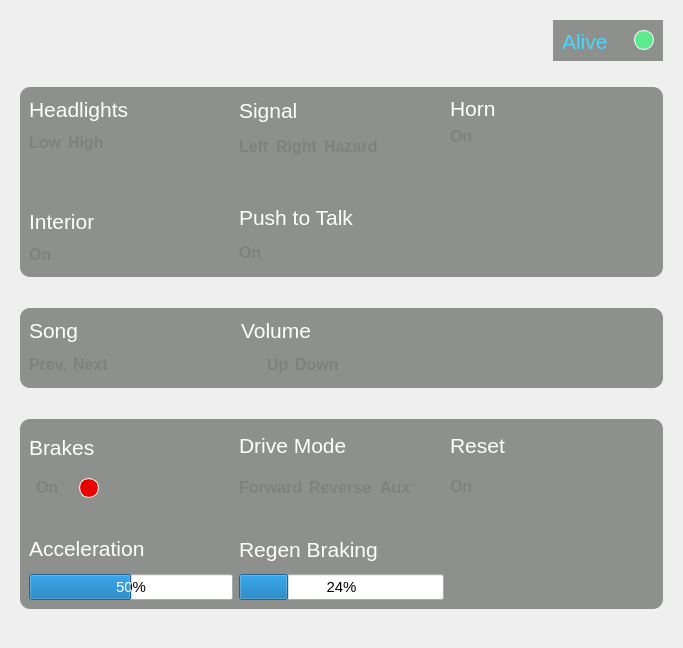
First picture: the form in src/ViewLayer/DebugDisplay/ControlPage/ControlUi/ControlUi.ui, repository UCSolarCarTeam/Epsilon-Dashboard, before the edit.
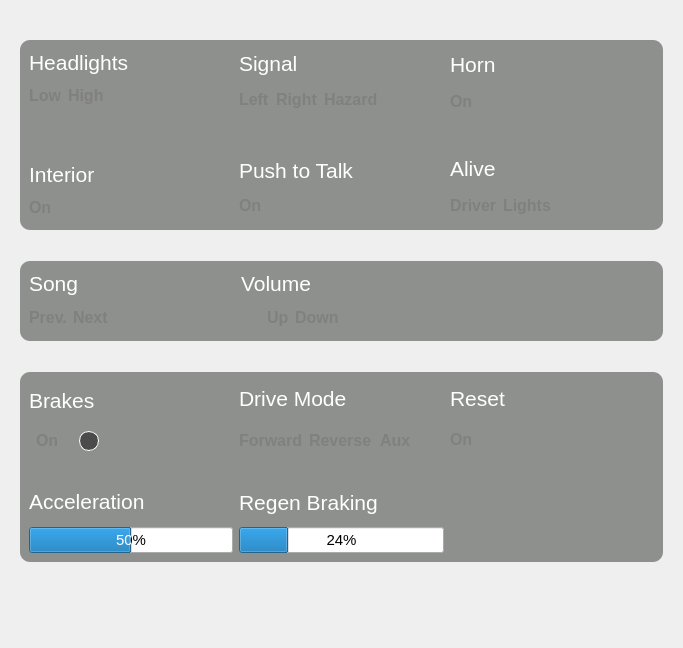
Second picture: the form after the edit. Icons and pictures are not drawn.

Commit message: Added lights data to control debug dispaly

Patch:
```diff
--- a/src/ViewLayer/DebugDisplay/ControlPage/ControlUi/ControlUi.ui
+++ b/src/ViewLayer/DebugDisplay/ControlPage/ControlUi/ControlUi.ui
@@ -28,66 +28,6 @@
    <item>
     <widget class="QWidget" name="widget_6" native="true">
      <layout class="QVBoxLayout" name="verticalLayout_12">
-      <item>
-       <widget class="QWidget" name="aliveBlock" native="true">
-        <property name="sizePolicy">
-         <sizepolicy hsizetype="Fixed" vsizetype="Fixed">
-          <horstretch>0</horstretch>
-          <verstretch>0</verstretch>
-         </sizepolicy>
-        </property>
-        <property name="minimumSize">
-         <size>
-          <width>25</width>
-          <height>15</height>
-         </size>
-        </property>
-        <property name="maximumSize">
-         <size>
-          <width>110</width>
-          <height>41</height>
-         </size>
-        </property>
-        <property name="layoutDirection">
-         <enum>Qt::RightToLeft</enum>
-        </property>
-        <property name="styleSheet">
-         <string notr="true">QWidget#aliveBlock{
-background-color: rgba(85, 87, 83,160);
-}</string>
-        </property>
-        <layout class="QHBoxLayout" name="horizontalLayout_13">
-         <item>
-          <widget class="QWidget" name="aliveIndicator" native="true">
-           <property name="sizePolicy">
-            <sizepolicy hsizetype="Fixed" vsizetype="Fixed">
-             <horstretch>0</horstretch>
-             <verstretch>0</verstretch>
-            </sizepolicy>
-           </property>
-           <property name="minimumSize">
-            <size>
-             <width>20</width>
-             <height>20</height>
-            </size>
-           </property>
-           <property name="styleSheet">
-            <string notr="true">background-color:rgb(93,234,140);
-border-radius: 10px;
-border: 1px solid white;</string>
-           </property>
-          </widget>
-         </item>
-         <item>
-          <widget class="QLabel" name="label_28">
-           <property name="text">
-            <string>&lt;html&gt;&lt;head/&gt;&lt;body&gt;&lt;p&gt;&lt;span style=&quot; font-size:16pt; color:#4cd6fb;&quot;&gt;Alive&lt;/span&gt;&lt;/p&gt;&lt;/body&gt;&lt;/html&gt;</string>
-           </property>
-          </widget>
-         </item>
-        </layout>
-       </widget>
-      </item>
       <item>
        <spacer name="verticalSpacer_6">
         <property name="orientation">
@@ -577,14 +517,68 @@
                <property name="orientation">
                 <enum>Qt::Vertical</enum>
                </property>
+               <property name="sizeType">
+                <enum>QSizePolicy::Fixed</enum>
+               </property>
                <property name="sizeHint" stdset="0">
                 <size>
                  <width>20</width>
-                 <height>40</height>
+                 <height>29</height>
                 </size>
                </property>
               </spacer>
              </item>
+             <item>
+              <layout class="QHBoxLayout" name="horizontalLayout_25">
+               <item>
+                <widget class="QLabel" name="label_28">
+                 <property name="styleSheet">
+                  <string notr="true">color: white;</string>
+                 </property>
+                 <property name="text">
+                  <string>&lt;html&gt;&lt;head/&gt;&lt;body&gt;&lt;p&gt;&lt;span style=&quot; font-size:16pt; &quot;&gt;Alive&lt;/span&gt;&lt;/p&gt;&lt;/body&gt;&lt;/html&gt;</string>
+                 </property>
+                </widget>
+               </item>
+              </layout>
+             </item>
+             <item>
+              <layout class="QHBoxLayout" name="horizontalLayout_31">
+               <item>
+                <widget class="QLabel" name="aliveIndicator">
+                 <property name="styleSheet">
+                  <string notr="true">color: grey;</string>
+                 </property>
+                 <property name="text">
+                  <string>&lt;html&gt;&lt;head/&gt;&lt;body&gt;&lt;p&gt;&lt;span style=&quot; font-size:12pt; font-weight:600;&quot;&gt;Driver&lt;/span&gt;&lt;/p&gt;&lt;/body&gt;&lt;/html&gt;</string>
+                 </property>
+                </widget>
+               </item>
+               <item>
+                <widget class="QLabel" name="lightsIndicator">
+                 <property name="styleSheet">
+                  <string notr="true">color: grey;</string>
+                 </property>
+                 <property name="text">
+                  <string>&lt;html&gt;&lt;head/&gt;&lt;body&gt;&lt;p&gt;&lt;span style=&quot; font-size:12pt; font-weight:600;&quot;&gt;Lights&lt;/span&gt;&lt;/p&gt;&lt;/body&gt;&lt;/html&gt;</string>
+                 </property>
+                </widget>
+               </item>
+               <item>
+                <spacer name="horizontalSpacer_12">
+                 <property name="orientation">
+                  <enum>Qt::Horizontal</enum>
+                 </property>
+                 <property name="sizeHint" stdset="0">
+                  <size>
+                   <width>40</width>
+                   <height>20</height>
+                  </size>
+                 </property>
+                </spacer>
+               </item>
+              </layout>
+             </item>
             </layout>
            </item>
           </layout>
@@ -899,7 +893,7 @@
                   </size>
                  </property>
                  <property name="styleSheet">
-                  <string notr="true">background-color:rgb(234,0,0);
+                  <string notr="true">background-color:rgb(75,75,75);
 border-radius: 10px;
 border: 1px solid white;</string>
                  </property>
```
Left out of the diff: 10 changed lines with no effect on the pictures. The commit also changes 33 other files.
